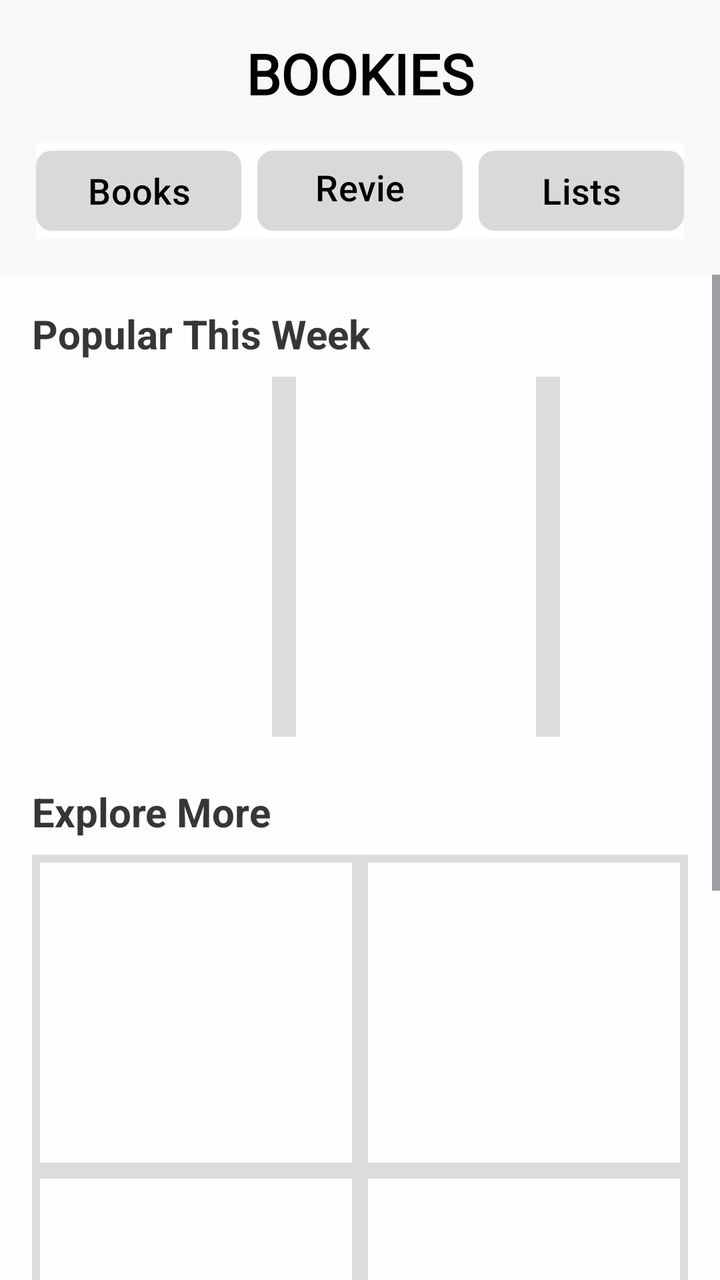
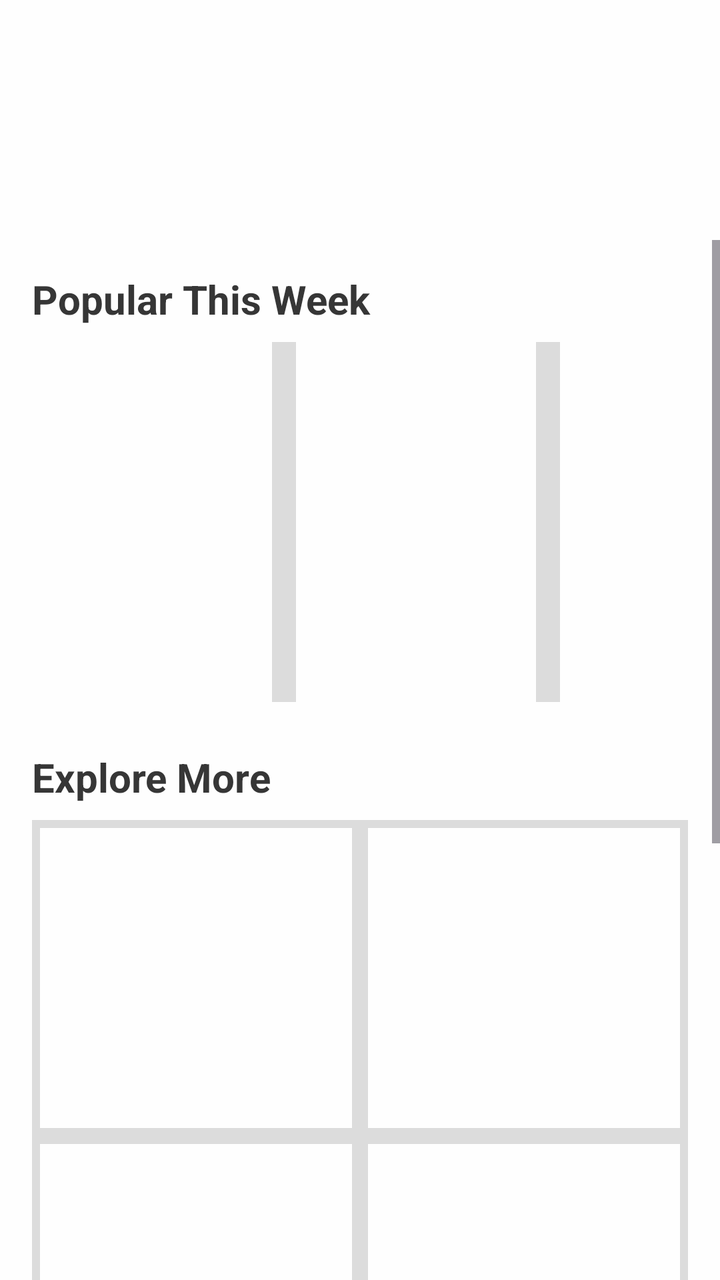

Screens rendered from an Android XML layout before and after an edit, with the pre-edit source and the edit as a unified diff.
<!-- AndroidManifest.xml: application theme Theme.FrontendBook -->
<!-- res/layout/fragment_inner_books.xml -->
<?xml version="1.0" encoding="utf-8"?>
<androidx.constraintlayout.widget.ConstraintLayout
    xmlns:android="http://schemas.android.com/apk/res/android"
    xmlns:app="http://schemas.android.com/apk/res-auto"
    android:layout_width="match_parent"
    android:layout_height="match_parent"
    android:background="@color/backgroundPrimary">


    
    <include
        android:id="@+id/header"
        layout="@layout/header_nav_menu"
        android:layout_width="0dp"
        android:layout_height="wrap_content"
        app:layout_constraintTop_toTopOf="parent"
        app:layout_constraintStart_toStartOf="parent"
        app:layout_constraintEnd_toEndOf="parent" />


    
    <ScrollView
        android:id="@+id/scrollContainer"
        android:layout_width="0dp"
        android:layout_height="0dp"
        android:fillViewport="true"
        android:clipToPadding="false"
        android:paddingBottom="65dp"
        app:layout_constraintTop_toBottomOf="@id/header"
        app:layout_constraintBottom_toBottomOf="parent"
        app:layout_constraintStart_toStartOf="parent"
        app:layout_constraintEnd_toEndOf="parent">


        <LinearLayout
            android:layout_width="match_parent"
            android:layout_height="wrap_content"
            android:orientation="vertical"
            android:padding="16dp">


            
            <TextView
                android:layout_width="match_parent"
                android:layout_height="wrap_content"
                android:text="Popular This Week"
                android:textColor="@color/textSecondary"
                android:textSize="20sp"
                android:textStyle="bold"
                android:paddingBottom="8dp" />


            
            <HorizontalScrollView
                android:layout_width="match_parent"
                android:layout_height="wrap_content"
                android:scrollbars="none">


                <LinearLayout
                    android:layout_width="wrap_content"
                    android:layout_height="wrap_content"
                    android:orientation="horizontal"
                    android:background="@color/boxes_background">


                    
                    <View
                        android:layout_width="120dp"
                        android:layout_height="180dp"
                        android:layout_marginEnd="12dp"
                        android:background="@color/backgroundPrimary" />


                    <View
                        android:layout_width="120dp"
                        android:layout_height="180dp"
                        android:layout_marginEnd="12dp"
                        android:background="@color/backgroundPrimary" />


                    <View
                        android:layout_width="120dp"
                        android:layout_height="180dp"
                        android:background="@color/backgroundPrimary" />
                </LinearLayout>
            </HorizontalScrollView>


            
            <TextView
                android:layout_width="match_parent"
                android:layout_height="wrap_content"
                android:text="Explore More"
                android:textColor="@color/textSecondary"
                android:textSize="20sp"
                android:textStyle="bold"
                android:layout_marginTop="24dp"
                android:paddingBottom="8dp" />


            
            <GridLayout
                android:layout_width="match_parent"
                android:layout_height="408dp"
                android:alignmentMode="alignMargins"
                android:background="@color/boxes_background"
                android:columnCount="2"
                android:rowOrderPreserved="false"
                android:useDefaultMargins="true">


                
                <View
                    android:layout_width="0dp"
                    android:layout_height="150dp"
                    android:layout_columnWeight="1"
                    android:background="@color/backgroundPrimary" />


                <View
                    android:layout_width="0dp"
                    android:layout_height="150dp"
                    android:layout_columnWeight="1"
                    android:background="@color/backgroundPrimary" />


                <View
                    android:layout_width="0dp"
                    android:layout_height="150dp"
                    android:layout_columnWeight="1"
                    android:background="@color/backgroundPrimary" />


                <View
                    android:layout_width="0dp"
                    android:layout_height="150dp"
                    android:layout_columnWeight="1"
                    android:background="@color/backgroundPrimary" />


                <View
                    android:layout_width="0dp"
                    android:layout_height="150dp"
                    android:layout_columnWeight="1"
                    android:background="@color/backgroundPrimary" />


                <View
                    android:layout_width="0dp"
                    android:layout_height="150dp"
                    android:layout_columnWeight="1"
                    android:background="@color/backgroundPrimary" />
            </GridLayout>
        </LinearLayout>
    </ScrollView>


</androidx.constraintlayout.widget.ConstraintLayout>
<!-- res/layout/header_nav_menu.xml (included above) -->
<?xml version="1.0" encoding="utf-8"?>
<androidx.constraintlayout.widget.ConstraintLayout
    xmlns:android="http://schemas.android.com/apk/res/android"
    xmlns:app="http://schemas.android.com/apk/res-auto"
    android:layout_width="match_parent"
    android:layout_height="wrap_content"
    android:padding="18dp"
    android:background="@color/headerColor">

    
    <TextView
        android:id="@+id/headerTitle"
        android:layout_width="wrap_content"
        android:layout_height="wrap_content"
        android:text="BOOKIES"
        android:textSize="28sp"
        android:textStyle="bold"
        android:textColor="@color/textPrimary"
        android:textAlignment="center"
        android:fontFamily="@font/roboto_condensed_bold"
        app:layout_constraintTop_toTopOf="parent"
        app:layout_constraintStart_toStartOf="parent"
        app:layout_constraintEnd_toEndOf="parent" />

    
    <LinearLayout
        android:id="@+id/headerButtons"
        android:layout_width="match_parent"
        android:layout_height="wrap_content"
        android:orientation="horizontal"
        android:layout_marginTop="16dp"
        android:gravity="center"
        android:background="@color/backgroundPrimary"
        app:layout_constraintTop_toBottomOf="@id/headerTitle"
        app:layout_constraintStart_toStartOf="parent"
        app:layout_constraintEnd_toEndOf="parent"
        android:weightSum="3">

        <com.google.android.material.button.MaterialButton
            android:id="@+id/booksButton"
            android:layout_width="0dp"
            android:layout_height="48dp"
            android:layout_weight="1"
            android:layout_marginEnd="8dp"
            android:text="Books"
            android:textAllCaps="false"
            android:textSize="18sp"
            android:textColor="@color/button_textPrimary"
            android:backgroundTint="@color/buttonPrimary"
            app:cornerRadius="8dp" />

        <com.google.android.material.button.MaterialButton
            android:id="@+id/reviewsButton"
            android:layout_width="0dp"
            android:layout_height="48dp"
            android:layout_weight="1"
            android:layout_marginEnd="8dp"
            android:text="Reviews"
            android:textSize="18sp"
            android:textAllCaps="false"
            android:textColor="@color/button_textPrimary"
            android:backgroundTint="@color/buttonPrimary"
            app:cornerRadius="8dp" />

        <com.google.android.material.button.MaterialButton
            android:id="@+id/listsButton"
            android:layout_width="0dp"
            android:layout_height="48dp"
            android:layout_weight="1"
            android:text="Lists"
            android:textSize="18sp"
            android:textAllCaps="false"
            android:textColor="@color/button_textPrimary"
            android:backgroundTint="@color/buttonPrimary"
            app:cornerRadius="8dp" />
    </LinearLayout>

</androidx.constraintlayout.widget.ConstraintLayout>
<!-- resources referenced by this layout -->
<resources>
  <color name="backgroundPrimary">#FEFEFE</color>
  <color name="boxes_background">#DCDCDC</color>
  <color name="buttonPrimary">#D9D9D9</color>
  <color name="button_textPrimary">#000000</color>
  <color name="headerColor">#F8F8F8</color>
  <color name="textPrimary">#000000</color>
  <color name="textSecondary">#363636</color>
  <style name="Theme.FrontendBook" parent="Base.Theme.FrontendBook" />
  <style name="Base.Theme.FrontendBook" parent="Theme.Material3.DayNight.NoActionBar">
          <item name="colorPrimary">@color/backgroundPrimary</item>
          <item name="colorPrimaryVariant">@color/backgroundSecondary</item>
          <item name="colorOnPrimary">@color/black</item>
          <item name="colorSecondary">@color/black</item>
          <item name="colorOutline">@color/line</item>
  
      </style>
  <color name="backgroundSecondary">#D9D9D9</color>
  <color name="black">#000000</color>
  <color name="line">#D9D9D9</color>
</resources>

<!-- the commit's change to res/layout/fragment_inner_books.xml (unified diff, before → after) -->
@@ -2,42 +2,29 @@
 <androidx.constraintlayout.widget.ConstraintLayout
     xmlns:android="http://schemas.android.com/apk/res/android"
     xmlns:app="http://schemas.android.com/apk/res-auto"
+    xmlns:tools="http://schemas.android.com/tools"
     android:layout_width="match_parent"
     android:layout_height="match_parent"
     android:background="@color/backgroundPrimary">
 
-
-    
-    <include
-        android:id="@+id/header"
-        layout="@layout/header_nav_menu"
-        android:layout_width="0dp"
-        android:layout_height="wrap_content"
-        app:layout_constraintTop_toTopOf="parent"
-        app:layout_constraintStart_toStartOf="parent"
-        app:layout_constraintEnd_toEndOf="parent" />
-
-
-    
     <ScrollView
         android:id="@+id/scrollContainer"
         android:layout_width="0dp"
         android:layout_height="0dp"
+        android:paddingTop="120dp"
+        android:paddingBottom="96dp"
         android:fillViewport="true"
         android:clipToPadding="false"
-        android:paddingBottom="65dp"
-        app:layout_constraintTop_toBottomOf="@id/header"
+        app:layout_constraintTop_toTopOf="parent"
         app:layout_constraintBottom_toBottomOf="parent"
         app:layout_constraintStart_toStartOf="parent"
         app:layout_constraintEnd_toEndOf="parent">
-
 
         <LinearLayout
             android:layout_width="match_parent"
             android:layout_height="wrap_content"
             android:orientation="vertical"
             android:padding="16dp">
-
 
             
             <TextView
@@ -49,20 +36,17 @@
                 android:textStyle="bold"
                 android:paddingBottom="8dp" />
 
-
             
             <HorizontalScrollView
                 android:layout_width="match_parent"
                 android:layout_height="wrap_content"
                 android:scrollbars="none">
 
-
                 <LinearLayout
                     android:layout_width="wrap_content"
                     android:layout_height="wrap_content"
                     android:orientation="horizontal"
                     android:background="@color/boxes_background">
-
 
                     
                     <View
@@ -71,21 +55,28 @@
                         android:layout_marginEnd="12dp"
                         android:background="@color/backgroundPrimary" />
 
-
                     <View
                         android:layout_width="120dp"
                         android:layout_height="180dp"
                         android:layout_marginEnd="12dp"
                         android:background="@color/backgroundPrimary" />
 
-
                     <View
                         android:layout_width="120dp"
                         android:layout_height="180dp"
                         android:background="@color/backgroundPrimary" />
+
+                    <androidx.appcompat.widget.AppCompatImageButton
+                        android:id="@+id/popularMore"
+                        android:layout_width="120dp"
+                        android:layout_height="180dp"
+                        android:layout_marginStart="8dp"
+                        android:src="@drawable/more"
+                        android:contentDescription="Go to Popular"
+                        android:background="@color/backgroundPrimary"
+                        app:tint="@color/textSecondary" />
                 </LinearLayout>
             </HorizontalScrollView>
-
 
             
             <TextView
@@ -98,17 +89,15 @@
                 android:layout_marginTop="24dp"
                 android:paddingBottom="8dp" />
 
-
             
             <GridLayout
                 android:layout_width="match_parent"
-                android:layout_height="408dp"
+                android:layout_height="wrap_content"
                 android:alignmentMode="alignMargins"
                 android:background="@color/boxes_background"
                 android:columnCount="2"
                 android:rowOrderPreserved="false"
                 android:useDefaultMargins="true">
-
 
                 
                 <View
@@ -117,6 +106,11 @@
                     android:layout_columnWeight="1"
                     android:background="@color/backgroundPrimary" />
 
+                <View
+                    android:layout_width="0dp"
+                    android:layout_height="150dp"
+                    android:layout_columnWeight="1"
+                    android:background="@color/backgroundPrimary" />
 
                 <View
                     android:layout_width="0dp"
@@ -124,27 +118,17 @@
                     android:layout_columnWeight="1"
                     android:background="@color/backgroundPrimary" />
 
+                <View
+                    android:layout_width="0dp"
+                    android:layout_height="150dp"
+                    android:layout_columnWeight="1"
+                    android:background="@color/backgroundPrimary" />
 
                 <View
                     android:layout_width="0dp"
                     android:layout_height="150dp"
                     android:layout_columnWeight="1"
                     android:background="@color/backgroundPrimary" />
-
-
-                <View
-                    android:layout_width="0dp"
-                    android:layout_height="150dp"
-                    android:layout_columnWeight="1"
-                    android:background="@color/backgroundPrimary" />
-
-
-                <View
-                    android:layout_width="0dp"
-                    android:layout_height="150dp"
-                    android:layout_columnWeight="1"
-                    android:background="@color/backgroundPrimary" />
-
 
                 <View
                     android:layout_width="0dp"
@@ -154,85 +138,4 @@
             </GridLayout>
         </LinearLayout>
     </ScrollView>
-
-
 </androidx.constraintlayout.widget.ConstraintLayout>
-<!-- res/layout/header_nav_menu.xml (included above) -->
-<?xml version="1.0" encoding="utf-8"?>
-<androidx.constraintlayout.widget.ConstraintLayout
-    xmlns:android="http://schemas.android.com/apk/res/android"
-    xmlns:app="http://schemas.android.com/apk/res-auto"
-    android:layout_width="match_parent"
-    android:layout_height="wrap_content"
-    android:padding="18dp"
-    android:background="@color/headerColor">
-
-    
-    <TextView
-        android:id="@+id/headerTitle"
-        android:layout_width="wrap_content"
-        android:layout_height="wrap_content"
-        android:text="BOOKIES"
-        android:textSize="28sp"
-        android:textStyle="bold"
-        android:textColor="@color/textPrimary"
-        android:textAlignment="center"
-        android:fontFamily="@font/roboto_condensed_bold"
-        app:layout_constraintTop_toTopOf="parent"
-        app:layout_constraintStart_toStartOf="parent"
-        app:layout_constraintEnd_toEndOf="parent" />
-
-    
-    <LinearLayout
-        android:id="@+id/headerButtons"
-        android:layout_width="match_parent"
-        android:layout_height="wrap_content"
-        android:orientation="horizontal"
-        android:layout_marginTop="16dp"
-        android:gravity="center"
-        android:background="@color/backgroundPrimary"
-        app:layout_constraintTop_toBottomOf="@id/headerTitle"
-        app:layout_constraintStart_toStartOf="parent"
-        app:layout_constraintEnd_toEndOf="parent"
-        android:weightSum="3">
-
-        <com.google.android.material.button.MaterialButton
-            android:id="@+id/booksButton"
-            android:layout_width="0dp"
-            android:layout_height="48dp"
-            android:layout_weight="1"
-            android:layout_marginEnd="8dp"
-            android:text="Books"
-            android:textAllCaps="false"
-            android:textSize="18sp"
-            android:textColor="@color/button_textPrimary"
-            android:backgroundTint="@color/buttonPrimary"
-            app:cornerRadius="8dp" />
-
-        <com.google.android.material.button.MaterialButton
-            android:id="@+id/reviewsButton"
-            android:layout_width="0dp"
-            android:layout_height="48dp"
-            android:layout_weight="1"
-            android:layout_marginEnd="8dp"
-            android:text="Reviews"
-            android:textSize="18sp"
-            android:textAllCaps="false"
-            android:textColor="@color/button_textPrimary"
-            android:backgroundTint="@color/buttonPrimary"
-            app:cornerRadius="8dp" />
-
-        <com.google.android.material.button.MaterialButton
-            android:id="@+id/listsButton"
-            android:layout_width="0dp"
-            android:layout_height="48dp"
-            android:layout_weight="1"
-            android:text="Lists"
-            android:textSize="18sp"
-            android:textAllCaps="false"
-            android:textColor="@color/button_textPrimary"
-            android:backgroundTint="@color/buttonPrimary"
-            app:cornerRadius="8dp" />
-    </LinearLayout>
-
-</androidx.constraintlayout.widget.ConstraintLayout>
<!-- resource entries referenced after the edit -->
@@ -2,11 +2,8 @@
 <resources>
   <color name="backgroundPrimary">#FEFEFE</color>
   <color name="boxes_background">#DCDCDC</color>
-  <color name="buttonPrimary">#D9D9D9</color>
-  <color name="button_textPrimary">#000000</color>
-  <color name="headerColor">#F8F8F8</color>
-  <color name="textPrimary">#000000</color>
   <color name="textSecondary">#363636</color>
+  <!-- drawable more: png bitmap (drawable, 189 bytes) -->
   <style name="Theme.FrontendBook" parent="Base.Theme.FrontendBook" />
   <style name="Base.Theme.FrontendBook" parent="Theme.Material3.DayNight.NoActionBar">
           <item name="colorPrimary">@color/backgroundPrimary</item>
